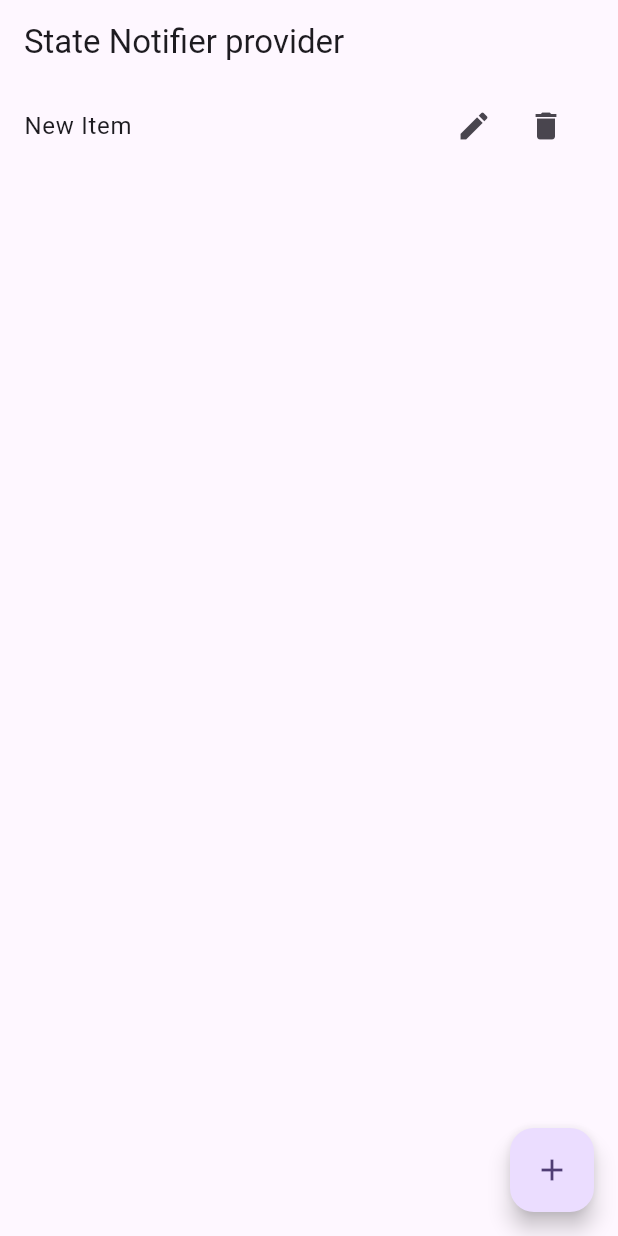
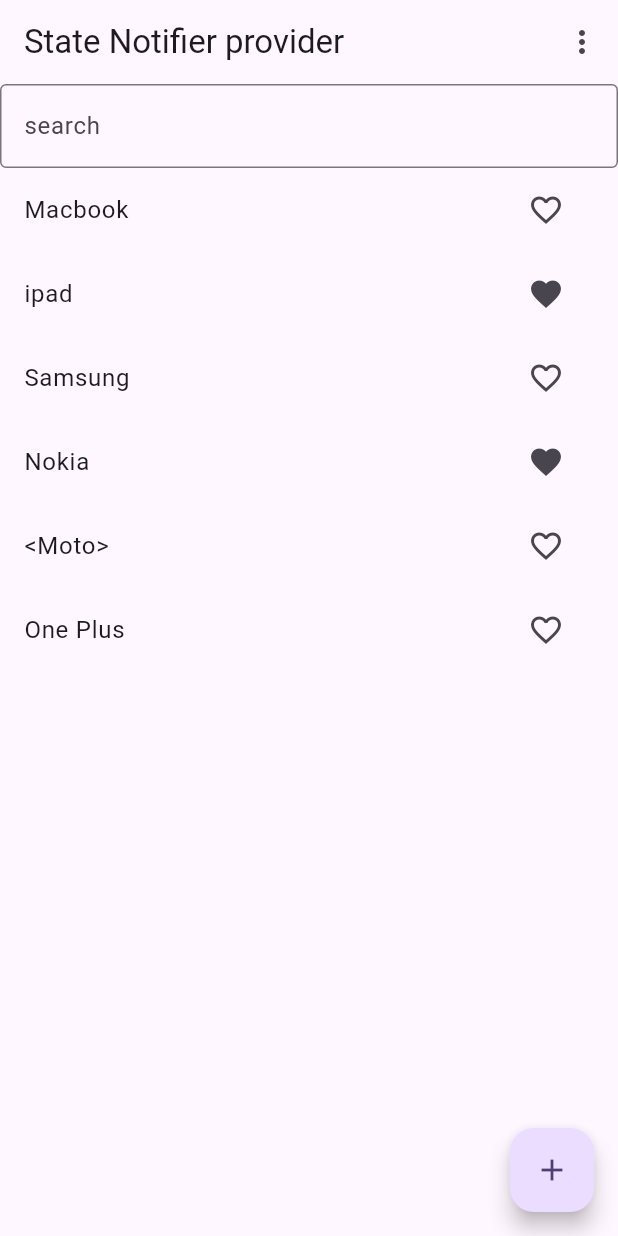
Before and after one commit to RavindraEsp/riverpiod, a Flutter app: the screen it shows after launch, after a tap on the "add" icon, on a phone screen of 412 x 824 dp. Run offline on Flutter 3.47's test engine with Material 3 defaults, Android fonts, the phone set to English and light mode, and no system bars; our stand-ins replace flutter_riverpod.

Commit message:
Added search and favorite feature using statenotifier provider

```diff
--- a/lib/main.dart
+++ b/lib/main.dart
@@ -2,6 +2,7 @@ import 'package:flutter/material.dart';
 import 'package:flutter_riverpod/flutter_riverpod.dart';
 import 'package:riverpod_demo/simple_provider/home_screen.dart';
 import 'package:riverpod_demo/state_notifier_provider/crud/item_screen.dart';
+import 'package:riverpod_demo/state_notifier_provider/favorite/favorite_screen.dart';
 import 'package:riverpod_demo/state_notifier_provider/search_screen.dart';
 import 'package:riverpod_demo/state_provider/counter_screen.dart';
 
@@ -38,7 +39,8 @@ class MyApp extends StatelessWidget {
         ),
       //  home: const CounterScreen(),
       //  home: const SearchScreen(),
-        home: const ItemScreen(),
+      //  home: const ItemScreen(),
+        home: const FavouriteScreen(),
       ),
     );
   }
--- /dev/null
+++ b/lib/state_notifier_provider/favorite/favorite_screen.dart
@@ -0,0 +1,88 @@
+import 'package:flutter/material.dart';
+import 'package:flutter_riverpod/flutter_riverpod.dart';
+import 'package:riverpod_demo/state_notifier_provider/favorite/favourite_provider.dart';
+import 'package:riverpod_demo/state_notifier_provider/search_provider.dart';
+
+class FavouriteScreen extends ConsumerStatefulWidget {
+  const FavouriteScreen({super.key});
+
+  @override
+  ConsumerState<FavouriteScreen> createState() => _FavouriteScreenState();
+}
+
+class _FavouriteScreenState extends ConsumerState<FavouriteScreen> {
+  @override
+  Widget build(BuildContext context) {
+    final favList = ref.watch(favoriteProvider);
+
+    return Scaffold(
+      appBar: AppBar(
+        title: Text("State Notifier provider"),
+
+        actions: [
+          PopupMenuButton(
+            onSelected: (v) {
+              ref.read(favoriteProvider.notifier).favList(v);
+            },
+
+            itemBuilder: (BuildContext context) {
+              return const [
+                PopupMenuItem(value: "All", child: Text("All")),
+
+                PopupMenuItem(value: "Fav", child: Text("Fav")),
+              ];
+            },
+          ),
+        ],
+      ),
+
+      floatingActionButton: FloatingActionButton(
+        onPressed: () {
+          ref.read(favoriteProvider.notifier).addItem();
+        },
+        child: Icon(Icons.add),
+      ),
+
+      body: Column(
+        children: [
+          TextField(
+            decoration: InputDecoration(
+              hintText: "search",
+              border: OutlineInputBorder(),
+            ),
+            onChanged: (v) {
+              ref.read(favoriteProvider.notifier).filterList(v);
+            },
+          ),
+
+          Expanded(
+            child: ListView.builder(
+              itemCount: favList.filteredItem.length,
+              itemBuilder: (context, index) {
+                final item = favList.filteredItem[index];
+                return ListTile(
+                  title: Text(item.name),
+
+                  trailing: Row(
+                    mainAxisSize: MainAxisSize.min,
+
+                    children: [
+                      IconButton(
+                        onPressed: () {},
+                        icon: Icon(
+                          item.favourite
+                              ? Icons.favorite
+                              : Icons.favorite_border,
+                        ),
+                      ),
+                    ],
+                  ),
+                );
+              },
+            ),
+          ),
+        ],
+      ),
+    );
+  }
+}
--- /dev/null
+++ b/lib/state_notifier_provider/favorite/favourite_provider.dart
@@ -0,0 +1,49 @@
+import 'package:flutter_riverpod/flutter_riverpod.dart';
+import 'package:riverpod_demo/state_notifier_provider/favorite/item.dart';
+
+final favoriteProvider =
+    StateNotifierProvider<FavoriteNotifier, FavoriteItemState>((ref) {
+      return FavoriteNotifier();
+    });
+
+class FavoriteNotifier extends StateNotifier<FavoriteItemState> {
+  FavoriteNotifier()
+    : super(FavoriteItemState(allItem: [], filteredItem: [], search: ''));
+
+  addItem() {
+    List<Item> item = [
+      Item(id: "1", name: "Macbook", favourite: false),
+      Item(id: "2", name: "ipad", favourite: true),
+      Item(id: "3", name: "Samsung", favourite: false),
+      Item(id: "4", name: "Nokia", favourite: true),
+      Item(id: "5", name: "<Moto>", favourite: false),
+      Item(id: "6", name: "One Plus", favourite: false),
+    ];
+
+    state = state.copyWith(allItem: item.toList(), filteredItem: item.toList());
+  }
+
+  void filterList(String search) {
+    state = state.copyWith(filteredItem: _filterItem(state.allItem, search));
+  }
+
+  List<Item> _filterItem(List<Item> items, String search) {
+    if (search.isEmpty) {
+      return items;
+    }
+    return items
+        .where((item) => item.name.toLowerCase().contains(search.toLowerCase()))
+        .toList();
+  }
+
+  void favList(String option) {
+    state = state.copyWith(filteredItem: _favItem(state.allItem, option));
+  }
+
+  List<Item> _favItem(List<Item> items, String option) {
+    if (option == "All") {
+      return items;
+    }
+    return items.where((item) => item.favourite == true).toList();
+  }
+}
--- /dev/null
+++ b/lib/state_notifier_provider/favorite/item.dart
@@ -0,0 +1,41 @@
+class Item {
+  final String id;
+  final String name;
+  final bool favourite;
+
+  Item({required this.id, required this.name, required this.favourite});
+
+  Item copyWith({String? id, String? name, bool? favourite}) {
+    // using copyWith method we can update final var
+    return Item(
+      id: id ?? this.id,
+      name: name ?? this.name,
+      favourite: favourite ?? this.favourite,
+    );
+  }
+}
+
+class FavoriteItemState {
+  final List<Item> allItem;
+  final List<Item> filteredItem;
+  final String search;
+
+  FavoriteItemState({
+    required this.allItem,
+    required this.filteredItem,
+    required this.search,
+  });
+
+  FavoriteItemState copyWith({
+    List<Item>? allItem,
+    List<Item>? filteredItem,
+    String? search,
+  }) {
+    // using copyWith method we can update final var
+    return FavoriteItemState(
+      allItem: allItem ?? this.allItem,
+      filteredItem: filteredItem ?? this.filteredItem,
+      search: search ?? this.search,
+    );
+  }
+}
```
